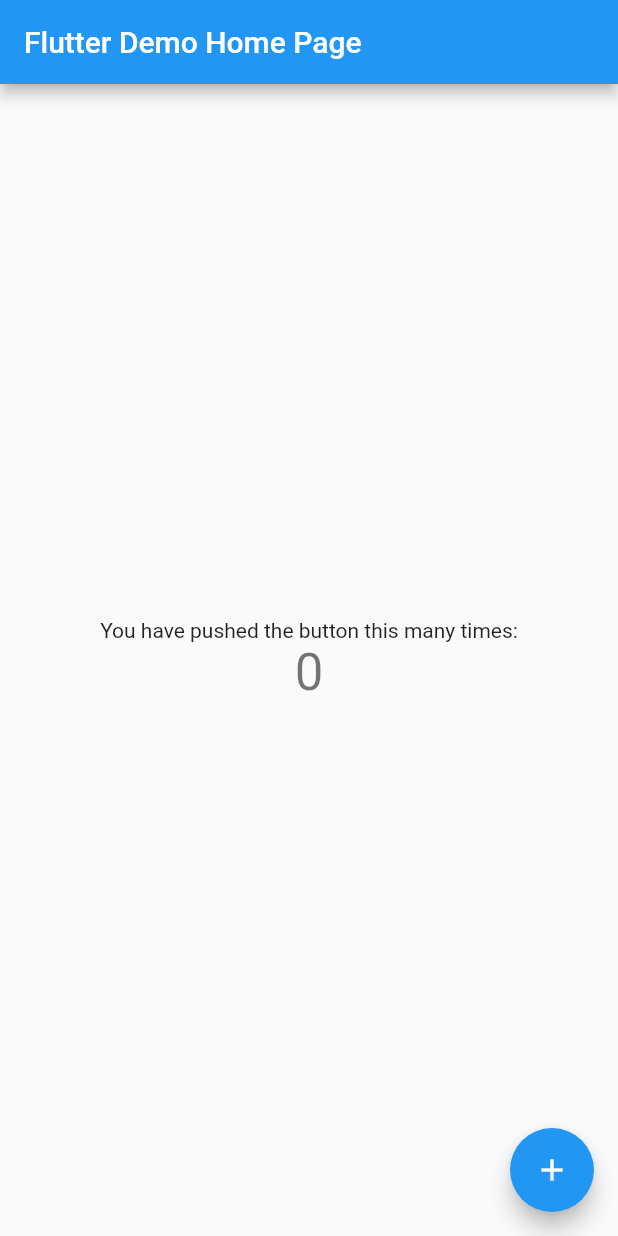
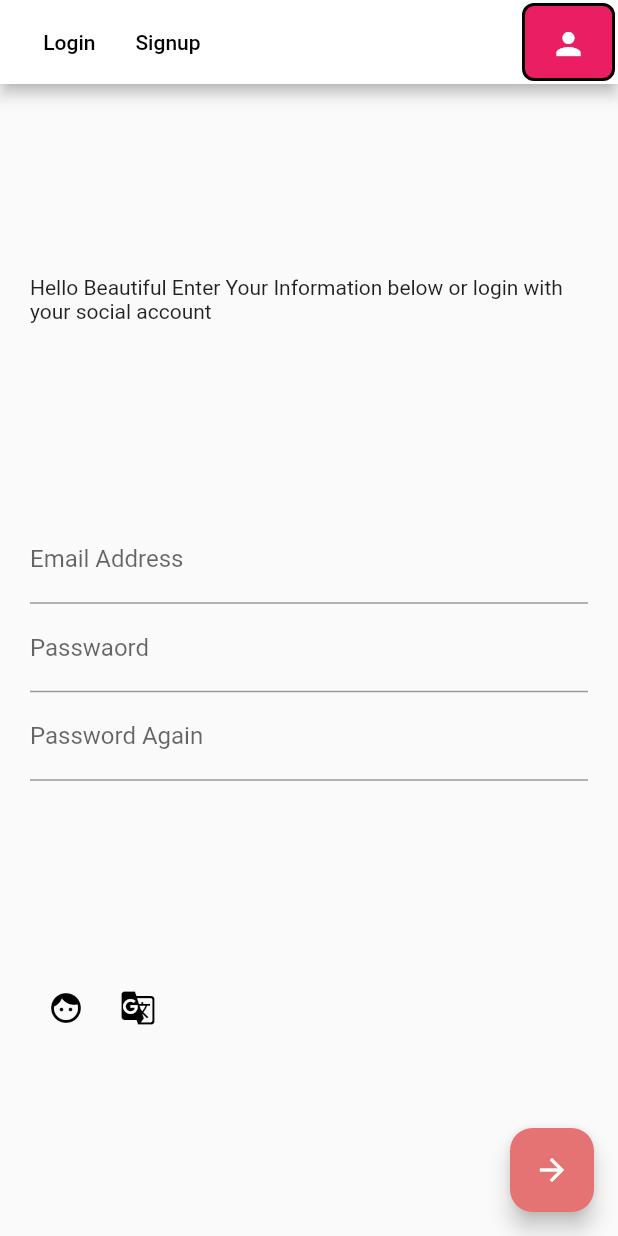
Before and after one commit to umeshtik3/ArhamLabsAssignment, a Flutter app: the screen it shows after launch, on a phone screen of 412 x 824 dp. Run offline on Flutter 3.47's test engine with Material 2 defaults, Android fonts, the phone set to English and light mode, and no system bars; our stand-ins replace dio, email_validator, get, shared_preferences.

Commit message:
Sencond Commit  Still Lot of work need to do

```diff
--- /dev/null
+++ b/lib/Controllers/RegistrationController.dart
@@ -0,0 +1,53 @@
+import 'package:flutter/cupertino.dart';
+import 'package:get/get.dart';
+import 'package:shared_preferences/shared_preferences.dart';
+import '../Screens/LoginScreen.dart';
+import '../Screens/DashBoard.dart';
+
+class RegistrationController extends GetxController {
+  final formKey = GlobalKey<FormState>();
+  final TextEditingController registrationEmailController =
+      TextEditingController();
+  final TextEditingController registrationPasswordController =
+      TextEditingController();
+
+  final TextEditingController loginEmailController = TextEditingController();
+  final TextEditingController loginPasswordController = TextEditingController();
+  bool userLoggedIn = false;
+  bool userCreated= false;
+
+  @override
+  void onInit() {
+    super.onInit();
+  }
+
+  userRegistration() async {
+    String email = registrationEmailController.text;
+    String password = registrationPasswordController.text;
+    print(email);
+    print(password);
+    SharedPreferences pref = await SharedPreferences.getInstance();
+    pref.setString('userEmailAddress', email);
+    pref.setString('userPassword', password);
+    registrationEmailController.clear();
+    registrationPasswordController.clear();
+    Get.to(() => LoginScreen());
+    userCreated= true;
+  }
+
+  // Future<bool> get isRegistered async {
+  // //  if(userCreated){ return true;}
+  //  return false;
+  // }
+
+  isLogin() async {
+    SharedPreferences pref = await SharedPreferences.getInstance();
+    // pref.clear();
+    var e = pref.getString('userEmailAddress');
+    var p = pref.getString('userPassword');
+    if (e == loginEmailController.text && p == loginPasswordController.text) {
+      Get.to(() => DashBoard());
+      userLoggedIn = true;
+    }
+  }
+}
--- /dev/null
+++ b/lib/Screens/RegistrationScreen.dart
@@ -0,0 +1,143 @@
+import 'package:assignment1/Screens/LoginScreen.dart';
+import 'package:flutter/material.dart';
+import 'package:get/get.dart';
+
+import '../Controllers/RegistrationController.dart';
+import 'package:email_validator/email_validator.dart';
+
+class RegistrationScreen extends StatefulWidget {
+  @override
+  _RegistrationScreenState createState() => _RegistrationScreenState();
+}
+
+class _RegistrationScreenState extends State<RegistrationScreen> {
+  final _formKey = GlobalKey<FormState>();
+
+  RegistrationController registrationController =
+      Get.put(RegistrationController());
+
+  @override
+  Widget build(BuildContext context) {
+    return Scaffold(
+      appBar: AppBar(
+        backgroundColor: Colors.white,
+        title: Row(
+          children: [
+            TextButton(
+                onPressed: () => Get.to(LoginScreen()),
+                child: Text(
+                  'Login ',
+                  style: TextStyle(color: Colors.black),
+                )),
+            TextButton(
+                onPressed: () => Get.to(RegistrationScreen()),
+                child: Text('Signup', style: TextStyle(color: Colors.black)))
+          ],
+        ),
+        actions: [
+          Container(
+              margin: EdgeInsets.all(2),
+              padding: EdgeInsets.all(5),
+              decoration: BoxDecoration(
+                  color: Colors.pink,
+                  border: Border.all(color: Colors.black, width: 2),
+                  borderRadius: BorderRadius.all(Radius.circular(8))),
+              child: IconButton(
+                  color: Colors.white,
+                  icon: Icon(Icons.person),
+                  onPressed: () => null))
+        ],
+      ),
+      body: getBody(context),
+      floatingActionButton: FloatingActionButton(
+        backgroundColor: Colors.red[300],
+        onPressed: () {
+          print('hi');
+          if (_formKey.currentState!.validate()) {
+            // If the form is valid, display a snackbar. In the real world,
+            // you'd often call a server or save the information in a database.
+            // ignore: unnecessary_statements
+
+            ScaffoldMessenger.of(context)
+                .showSnackBar(SnackBar(content: Text('Registring  Data')));
+          }
+            registrationController.userRegistration();
+        },
+        child: Icon(
+          Icons.arrow_forward,
+        ),
+        shape: RoundedRectangleBorder(
+          borderRadius: BorderRadius.all(Radius.circular(15.0)),
+        ),
+      ),
+    );
+  }
+
+  Container getBody(BuildContext context) {
+    return Container(
+      padding: EdgeInsets.symmetric(horizontal: 20),
+      height: MediaQuery.of(context).size.height,
+      child: Column(
+        mainAxisAlignment: MainAxisAlignment.spaceEvenly,
+        children: [
+          Text(
+              'Hello Beautiful Enter Your Information below or login with your social account'),
+          Form(
+            key: _formKey,
+            child: Column(
+              children: [
+                TextFormField(
+                  controller: registrationController.registrationEmailController,
+                  autovalidateMode: AutovalidateMode.onUserInteraction,
+                  validator: (value) => EmailValidator.validate(value!)
+                      ? null
+                      : "Please enter a valid email",
+                  decoration: InputDecoration(labelText: 'Email Address'),
+                ),
+                TextFormField(
+                  controller: registrationController.registrationPasswordController,
+                  validator: (value) {
+                    if (value == null || value.isEmpty) {
+                      return 'Please enter some text';
+                    }
+                    if (value.length < 5) {
+                      return 'Password must be greater 5';
+                    }
+                    return null;
+                  },
+                  decoration: InputDecoration(labelText: 'Passwaord'),
+                ),
+                TextFormField(
+                  validator: (value) {
+                    if (value !=
+                        registrationController.registrationPasswordController.text) {
+                      return 'Password should be same';
+                    }
+                    return null;
+                  },
+                  decoration: InputDecoration(labelText: 'Password Again'),
+
+                ),
+              ],
+            ),
+          ),
+          Row(
+            mainAxisAlignment: MainAxisAlignment.start,
+            children: [
+              IconButton(
+                color: Colors.black,
+                onPressed: () => null,
+                icon: Icon(Icons.face),
+              ),
+              IconButton(
+                color: Colors.black,
+                onPressed: () => null,
+                icon: Icon(Icons.g_translate),
+              )
+            ],
+          ),
+        ],
+      ),
+    );
+  }
+}
--- a/lib/main.dart
+++ b/lib/main.dart
@@ -1,4 +1,10 @@
+import 'package:assignment1/Screens/DashBoard.dart';
 import 'package:flutter/material.dart';
+import 'Controllers/RegistrationController.dart';
+import 'Screens/RegistrationScreen.dart';
+import 'Screens/LoginScreen.dart';
+// import 'package:shared_preferences/shared_preferences.dart';
+import 'package:get/get.dart';
 
 void main() {
   runApp(MyApp());
@@ -8,7 +14,10 @@ class MyApp extends StatelessWidget {
   // This widget is the root of your application.
   @override
   Widget build(BuildContext context) {
-    return MaterialApp(
+    RegistrationController registrationController =
+        Get.put(RegistrationController());
+    print(registrationController.userCreated);
+    return GetMaterialApp(
       title: 'Flutter Demo',
       theme: ThemeData(
         // This is the theme of your application.
@@ -22,92 +31,11 @@ class MyApp extends StatelessWidget {
         // is not restarted.
         primarySwatch: Colors.blue,
       ),
-      home: MyHomePage(title: 'Flutter Demo Home Page'),
+      home: registrationController.userLoggedIn
+          ? DashBoard()
+          : registrationController.userCreated
+              ? LoginScreen()
+              : RegistrationScreen(),
     );
   }
 }
-
-class MyHomePage extends StatefulWidget {
-  MyHomePage({Key key, this.title}) : super(key: key);
-
-  // This widget is the home page of your application. It is stateful, meaning
-  // that it has a State object (defined below) that contains fields that affect
-  // how it looks.
-
-  // This class is the configuration for the state. It holds the values (in this
-  // case the title) provided by the parent (in this case the App widget) and
-  // used by the build method of the State. Fields in a Widget subclass are
-  // always marked "final".
-
-  final String title;
-
-  @override
-  _MyHomePageState createState() => _MyHomePageState();
-}
-
-class _MyHomePageState extends State<MyHomePage> {
-  int _counter = 0;
-
-  void _incrementCounter() {
-    setState(() {
-      // This call to setState tells the Flutter framework that something has
-      // changed in this State, which causes it to rerun the build method below
-      // so that the display can reflect the updated values. If we changed
-      // _counter without calling setState(), then the build method would not be
-      // called again, and so nothing would appear to happen.
-      _counter++;
-    });
-  }
-
-  @override
-  Widget build(BuildContext context) {
-    // This method is rerun every time setState is called, for instance as done
-    // by the _incrementCounter method above.
-    //
-    // The Flutter framework has been optimized to make rerunning build methods
-    // fast, so that you can just rebuild anything that needs updating rather
-    // than having to individually change instances of widgets.
-    return Scaffold(
-      appBar: AppBar(
-        // Here we take the value from the MyHomePage object that was created by
-        // the App.build method, and use it to set our appbar title.
-        title: Text(widget.title),
-      ),
-      body: Center(
-        // Center is a layout widget. It takes a single child and positions it
-        // in the middle of the parent.
-        child: Column(
-          // Column is also a layout widget. It takes a list of children and
-          // arranges them vertically. By default, it sizes itself to fit its
-          // children horizontally, and tries to be as tall as its parent.
-          //
-          // Invoke "debug painting" (press "p" in the console, choose the
-          // "Toggle Debug Paint" action from the Flutter Inspector in Android
-          // Studio, or the "Toggle Debug Paint" command in Visual Studio Code)
-          // to see the wireframe for each widget.
-          //
-          // Column has various properties to control how it sizes itself and
-          // how it positions its children. Here we use mainAxisAlignment to
-          // center the children vertically; the main axis here is the vertical
-          // axis because Columns are vertical (the cross axis would be
-          // horizontal).
-          mainAxisAlignment: MainAxisAlignment.center,
-          children: <Widget>[
-            Text(
-              'You have pushed the button this many times:',
-            ),
-            Text(
-              '$_counter',
-              style: Theme.of(context).textTheme.headline4,
-            ),
-          ],
-        ),
-      ),
-      floatingActionButton: FloatingActionButton(
-        onPressed: _incrementCounter,
-        tooltip: 'Increment',
-        child: Icon(Icons.add),
-      ), // This trailing comma makes auto-formatting nicer for build methods.
-    );
-  }
-}
```
Also changed, not shown: lib/Models/ContentHome.dart (added, +93 -0 lines), lib/RemoteServices/Remote.dart (added, +21 -0 lines), lib/Screens/DashBoard.dart (added, +31 -0 lines), lib/Screens/LoginScreen.dart (added, +157 -0 lines), pubspec.yaml (+6 -1 lines), pubspec.lock.
